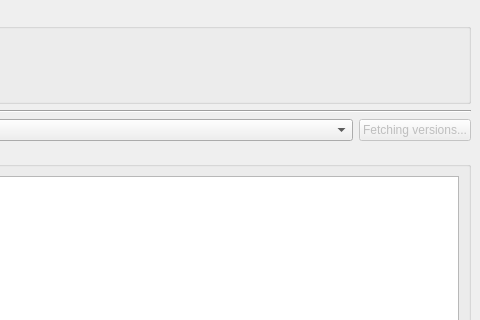
This is launcher/ui/pages/instance/ManagedPackPage.ui in FreesmTeam/FreesmLauncher as Qt 5 draws it before an edit; both pictures show x 251 to 731 and y 0 to 320 of the 731 by 538 pixel window. The edited form follows.
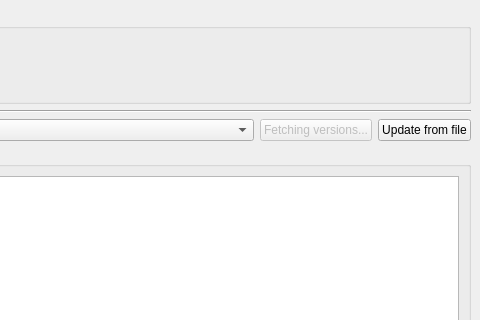
This is the edited form.

Commit message: feat:managed packs can update from file

Patch:
```diff
--- a/launcher/ui/pages/instance/ManagedPackPage.ui
+++ b/launcher/ui/pages/instance/ManagedPackPage.ui
@@ -153,6 +153,19 @@
          </property>
         </widget>
        </item>
+       <item>
+        <widget class="QPushButton" name="updateFromFileButton">
+         <property name="sizePolicy">
+          <sizepolicy hsizetype="Fixed" vsizetype="Fixed">
+           <horstretch>0</horstretch>
+           <verstretch>0</verstretch>
+          </sizepolicy>
+         </property>
+         <property name="text">
+          <string>Update from file</string>
+         </property>
+        </widget>
+       </item>
       </layout>
      </item>
      <item>
```
The commit also changes 2 other files.
